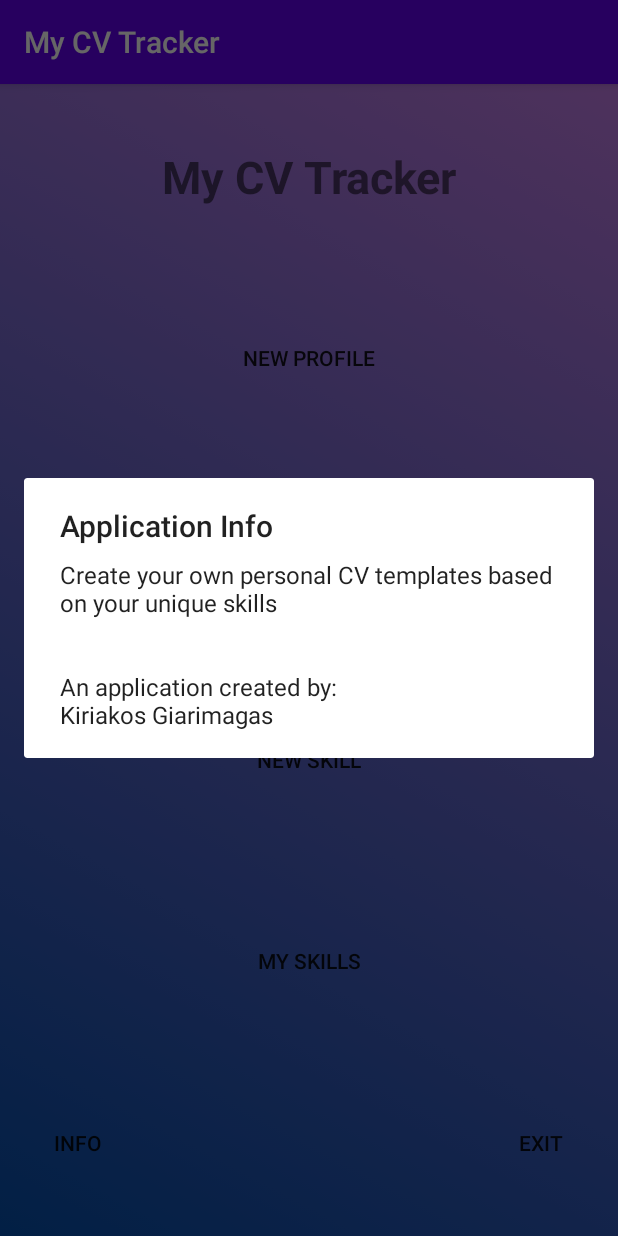
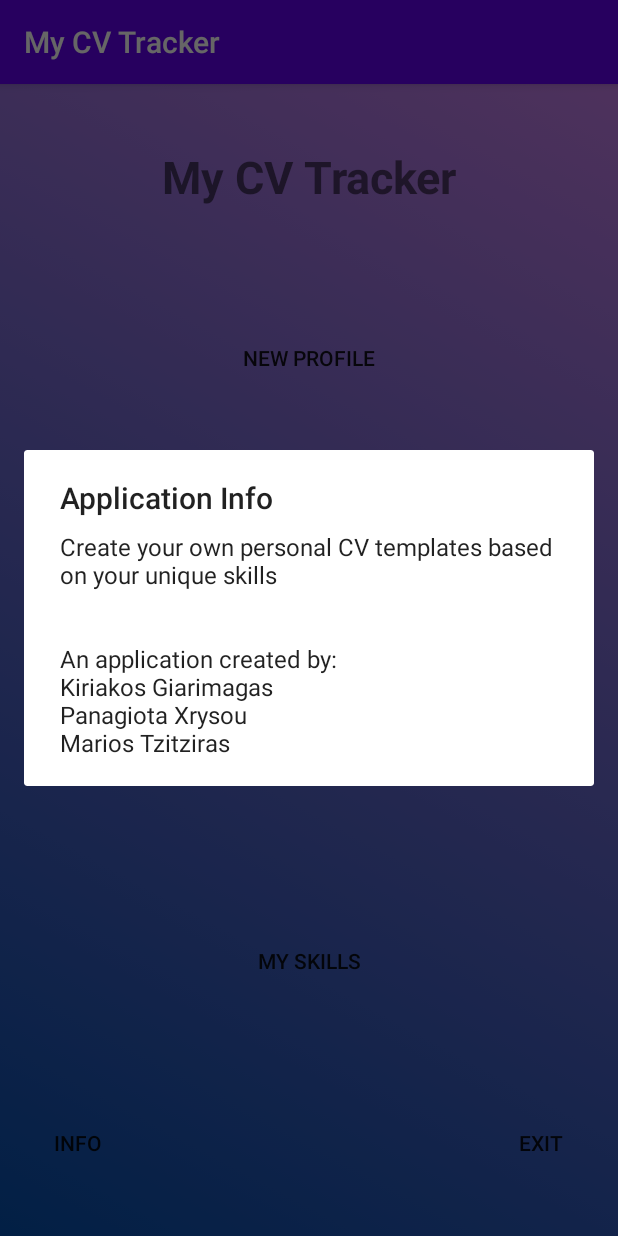
Before and after one commit to kgiarima/myCVtracker, an Android app: the screen it shows after launch (MainActivity), after a tap on "INFO", on a phone screen of 412 x 824 dp. Run offline under Robolectric (Android 15) with nearby library versions, the phone set to English and light mode, and no system bars.

Commit message:
minor change

```diff
--- a/app/src/main/java/com/example/mycvtracker/MainActivity.java
+++ b/app/src/main/java/com/example/mycvtracker/MainActivity.java
@@ -55,7 +55,7 @@ public class MainActivity extends AppCompatActivity {
 
     // show some info about the app
     public void showInfo(View view) {
-        String message = "Create your own personal CV templates based on your unique skills \n\n\nAn application created by:\nKiriakos Giarimagas";
+        String message = "Create your own personal CV templates based on your unique skills \n\n\nAn application created by:\nKiriakos Giarimagas\nPanagiota Xrysou\nMarios Tzitziras";
         AlertDialog.Builder builder = new AlertDialog.Builder(this);
         builder.setCancelable(true);
         builder.setTitle("Application Info");
```
